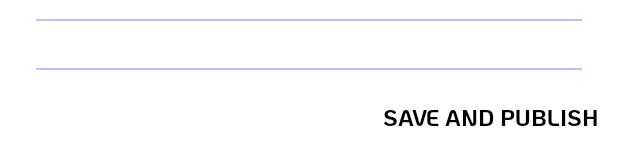
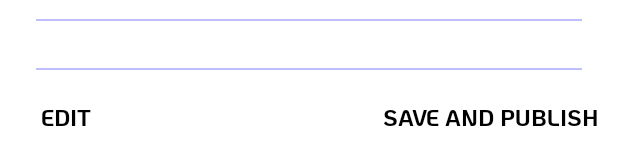
Before and after one commit to gotohel/HowWasYourDay, an Android app: the layout activity_main.xml on its own in the app's theme, with its tools: preview values and no code run, on a phone screen of 412 x 824 dp. Shown: the part 1080-1233 px from the top of the screen. Run offline under Robolectric (Android 15) with nearby library versions, the light colour scheme and no system bars.

Commit message:
데일리로그 등록 부분, 채팅목록 부분 수정.

```diff
--- a/app/src/main/res/layout/activity_main.xml
+++ b/app/src/main/res/layout/activity_main.xml
@@ -93,18 +93,43 @@
                 android:gravity="top"
                 android:hint="Enter your story here..."/>
 
+            <LinearLayout
+                tools:visibility="visible"
+                android:visibility="invisible"
+                android:id="@+id/bottom_buttons"
+                android:layout_width="match_parent"
+                android:layout_height="wrap_content"
+                android:orientation="horizontal">
+
                 <Button
                     tools:visibility="visible"
                     android:visibility="invisible"
+                    android:id="@+id/btn_edit"
+                    android:onClick="editBottomSheet"
+                    android:layout_width="wrap_content"
+                    android:layout_height="wrap_content"
+                    android:padding="12dp"
+                    android:background="?selectableItemBackgroundBorderless"
+                    android:fontFamily="@font/koho_bold"
+                    android:text="EDIT"/>
+
+                <View
+                    android:layout_width="0dp"
+                    android:layout_weight="1"
+                    android:layout_height="match_parent"/>
+
+                <Button
+                    android:visibility="visible"
                     android:id="@+id/btn_save"
                     android:onClick="showBottomSheet"
                     android:layout_width="wrap_content"
                     android:layout_height="wrap_content"
-                android:layout_gravity="end"
                     android:padding="12dp"
                     android:background="?selectableItemBackgroundBorderless"
                     android:fontFamily="@font/koho_bold"
                     android:text="SAVE AND PUBLISH"/>
+
+            </LinearLayout>
 
         </LinearLayout>
 
```
Also changed, not shown: app/src/main/java/team/gotohel/howwasyourday/MyExtensions.kt (+21 -0 lines), app/src/main/java/team/gotohel/howwasyourday/ui/activity/MainActivity.kt (+23 -12 lines), app/src/main/java/team/gotohel/howwasyourday/ui/adapter/ChatListAdapter.kt (+11 -5 lines). Lines whose indentation alone changed are shown as unchanged.
